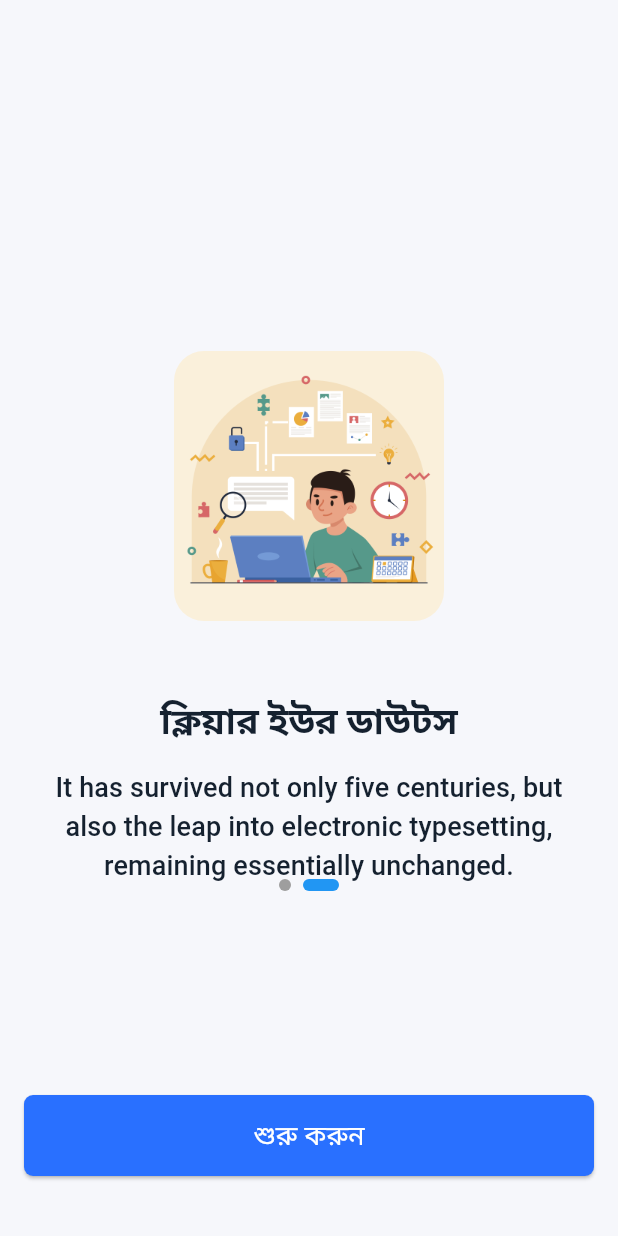
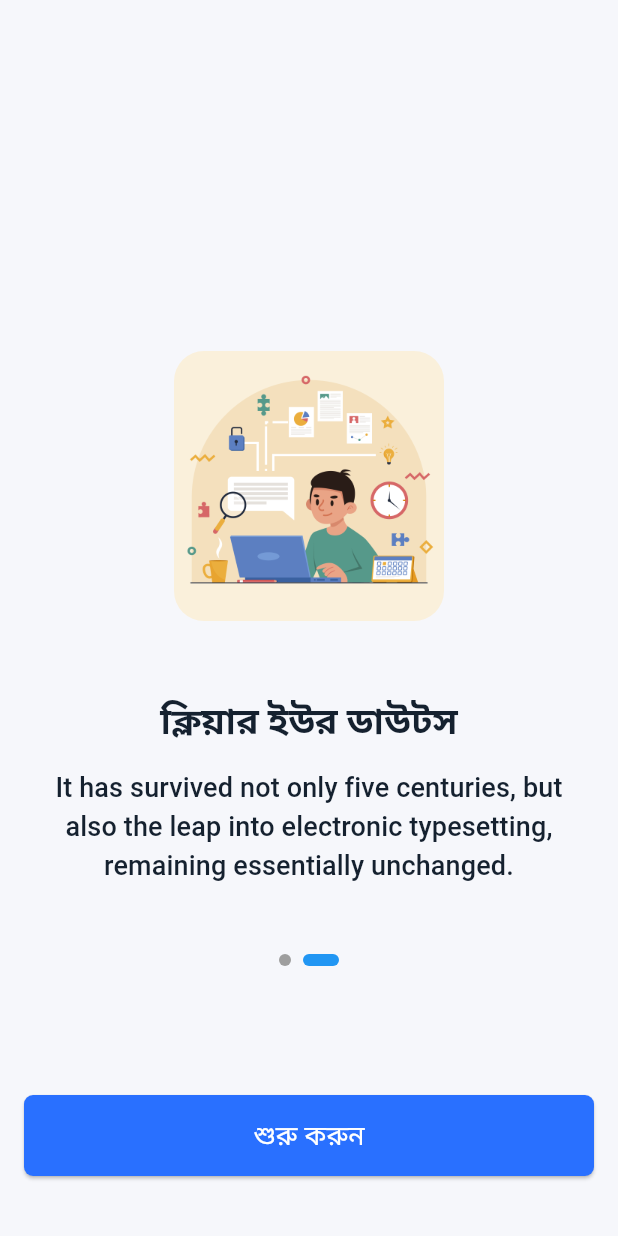
Before and after one commit to Pixel-Peak-Solutions-Ltd/flutter-prostuti-app, a Flutter app: the screen it shows after launch, on a phone screen of 412 x 824 dp. Run offline on Flutter 3.47's test engine with Material 3 defaults, Android fonts, the phone set to English and light mode, and no system bars; drawn by our look-alikes of smooth_page_indicator; our stand-ins replace dio, flutter_riverpod, flutter_svg, gap, google_fonts, pinput and 4 more; generated files the repository leaves out were written again.

```diff
--- a/lib/features/onboarding/view/onboarding_view.dart
+++ b/lib/features/onboarding/view/onboarding_view.dart
@@ -72,7 +72,10 @@ class _OnboardingViewState extends ConsumerState<OnboardingView> {
                   child: Text(
                     'It has survived not only five centuries, but also the leap into electronic typesetting, remaining essentially unchanged.',
                     textAlign: TextAlign.center,
-                    style: Theme.of(context).textTheme.titleSmall!.copyWith(fontWeight: FontWeight.w500),
+                    style: Theme.of(context)
+                        .textTheme
+                        .titleSmall!
+                        .copyWith(fontWeight: FontWeight.w500),
                   ),
                 ),
               ],
@@ -101,7 +104,10 @@ class _OnboardingViewState extends ConsumerState<OnboardingView> {
                   child: Text(
                     'It has survived not only five centuries, but also the leap into electronic typesetting, remaining essentially unchanged.',
                     textAlign: TextAlign.center,
-                    style: Theme.of(context).textTheme.titleSmall!.copyWith(fontWeight: FontWeight.w500),
+                    style: Theme.of(context)
+                        .textTheme
+                        .titleSmall!
+                        .copyWith(fontWeight: FontWeight.w500),
                   ),
                 ),
               ],
@@ -109,7 +115,7 @@ class _OnboardingViewState extends ConsumerState<OnboardingView> {
           ],
         ),
         Positioned(
-          bottom: 230, // Adjust position for indicators
+          bottom: 180, // Adjust position for indicators
           left: 0,
           right: 0,
           child: Center(
@@ -131,11 +137,13 @@ class _OnboardingViewState extends ConsumerState<OnboardingView> {
           right: 0,
           child: Padding(
             padding: const EdgeInsets.symmetric(horizontal: 16),
-            child: LongButton(onPressed: () {
-              Navigator.of(context).push(MaterialPageRoute(
+            child: LongButton(
+                onPressed: () {
+                  Navigator.of(context).pushReplacement(MaterialPageRoute(
                     builder: (context) => const LoginView(),
                   ));
-            }, text: 'শুরু করুন'),
+                },
+                text: 'শুরু করুন'),
           ),
         ),
       ]),
```
Also changed, not shown: 1 other file. Lines whose indentation alone changed are shown as unchanged.
